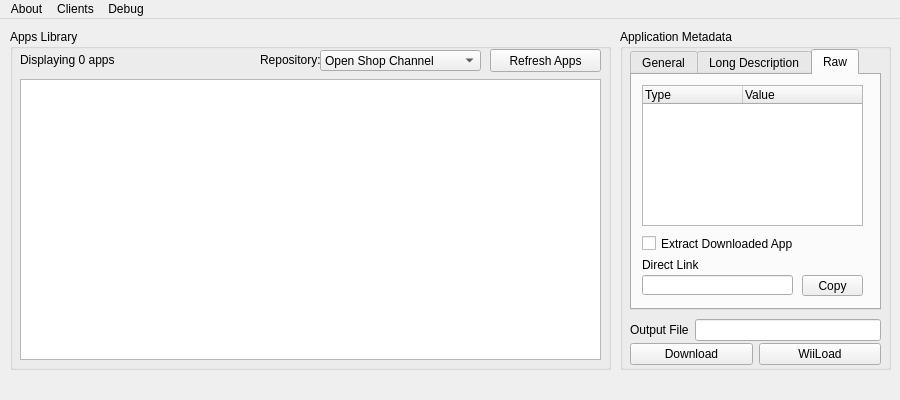
Old version of the form gui/united.ui in the repository dhtdht020/osc-dl.
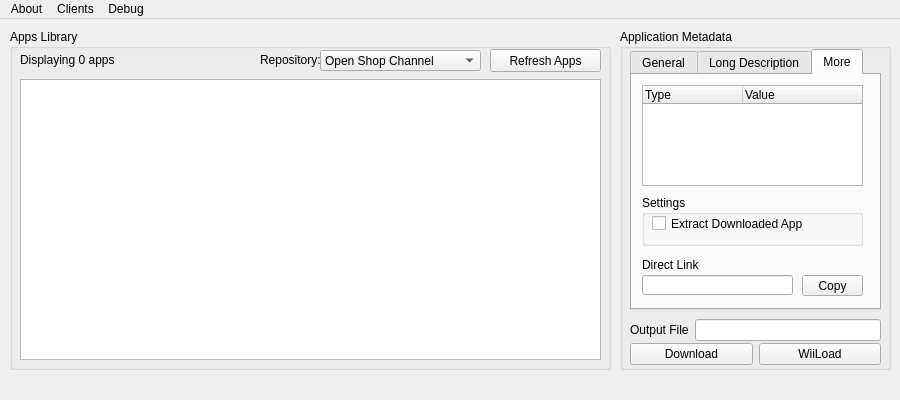
New version of the form. The open tabs and pages were chosen to show the change.

Diff of the .ui file:
```diff
--- a/gui/united.ui
+++ b/gui/united.ui
@@ -378,7 +378,7 @@
      </widget>
      <widget class="QWidget" name="RawTab">
       <attribute name="title">
-       <string>Raw</string>
+       <string>More</string>
       </attribute>
       <widget class="QLabel" name="DirectLinkLabel">
        <property name="geometry">
@@ -425,7 +425,7 @@
          <x>10</x>
          <y>10</y>
          <width>221</width>
-         <height>141</height>
+         <height>101</height>
         </rect>
        </property>
        <property name="rootIsDecorated">
@@ -442,18 +442,31 @@
         </property>
        </column>
       </widget>
+      <widget class="QGroupBox" name="settingsBox">
+       <property name="geometry">
+        <rect>
+         <x>10</x>
+         <y>120</y>
+         <width>221</width>
+         <height>51</height>
+        </rect>
+       </property>
+       <property name="title">
+        <string>Settings</string>
+       </property>
       <widget class="QCheckBox" name="ExtractAppCheckbox">
        <property name="geometry">
         <rect>
          <x>10</x>
-         <y>160</y>
-         <width>179</width>
+          <y>20</y>
+          <width>201</width>
          <height>17</height>
         </rect>
        </property>
        <property name="text">
         <string>Extract Downloaded App</string>
        </property>
+       </widget>
       </widget>
      </widget>
     </widget>
```
Lines whose indentation alone changed are shown as unchanged.
